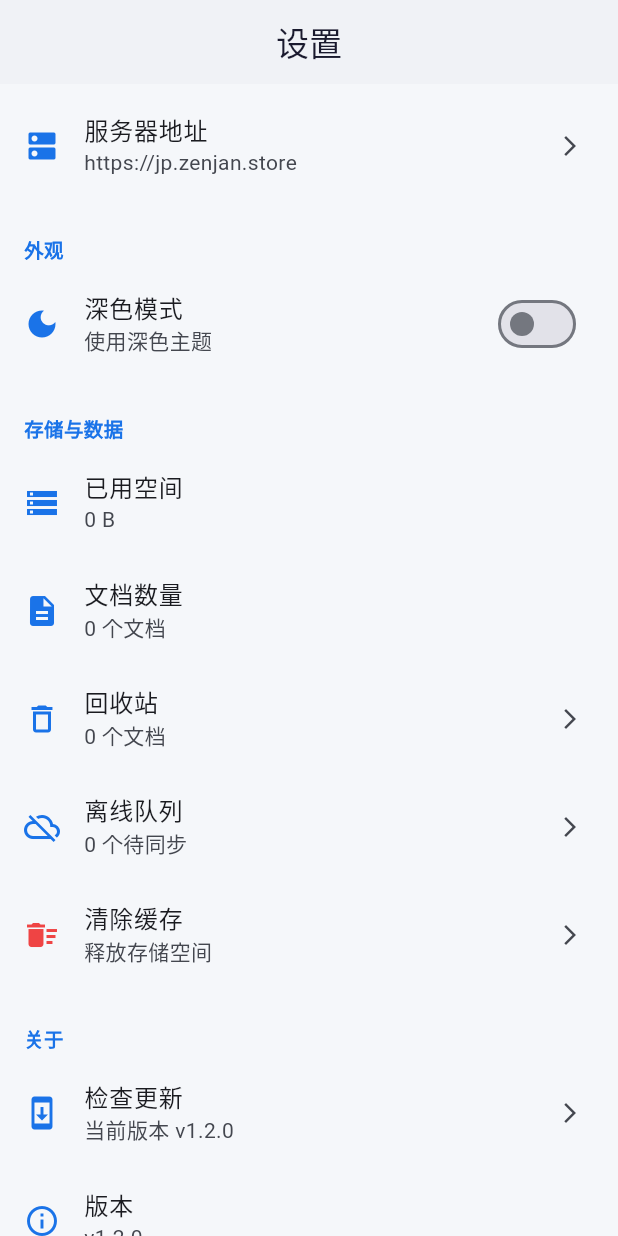
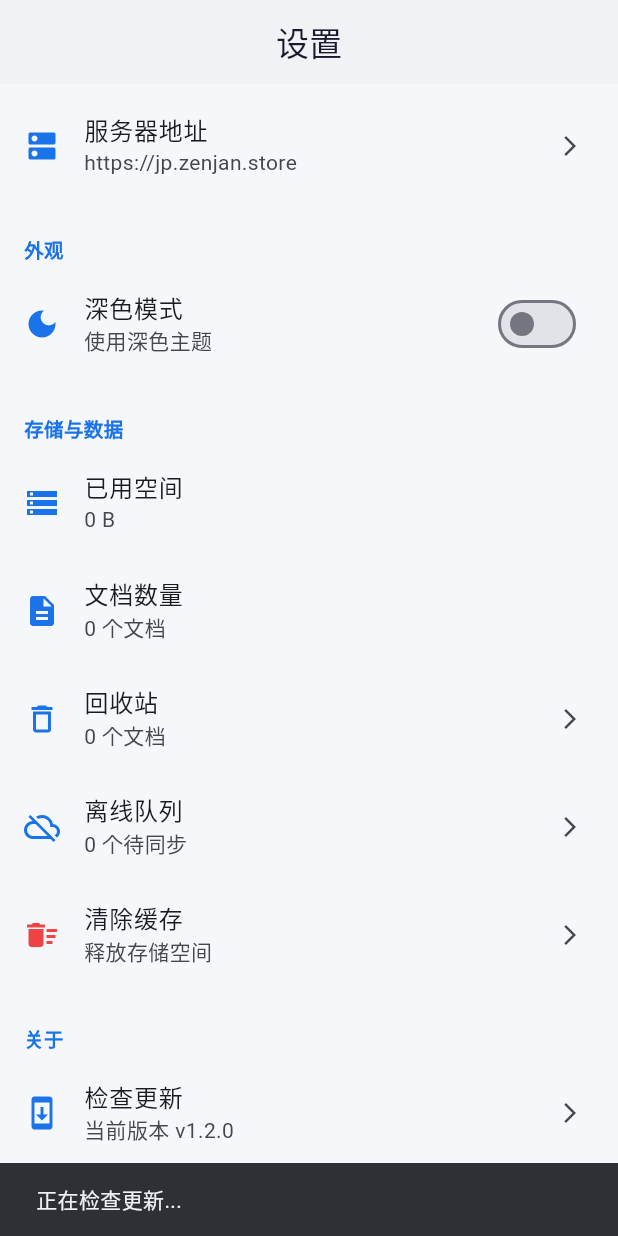
Before and after one commit to zenjan1/scanpdf, a Flutter app: the SettingsScreen screen opened by its route, scrolled down 576 dp, after a tap on "检查更新", on a phone screen of 412 x 824 dp. Run offline on Flutter 3.47's test engine with Material 3 defaults, Android fonts, the phone set to English and light mode, and no system bars; our stand-ins replace bloc, camera, dio, equatable, flutter_bloc, get_it and 9 more; missing offline and left inert: google_mlkit_text_recognition; accounts and stored records are empty; network calls fail.

Commit message:
fix: 修复检查更新功能无反馈问题
- 添加 BlocListener 监听更新状态
- 检查更新时显示进度提示
- 无更新时显示'当前已是最新版本'
- 更新失败时显示错误信息
- 版本号升级到 1.4.1

```diff
--- a/flutter_app/lib/features/settings/presentation/screens/settings_screen.dart
+++ b/flutter_app/lib/features/settings/presentation/screens/settings_screen.dart
@@ -105,11 +105,39 @@ class _SettingsScreenState extends State<SettingsScreen> {
 
   @override
   Widget build(BuildContext context) {
-    return Scaffold(
-      appBar: AppBar(
-        title: const Text('设置'),
-      ),
-      body: ListView(
+    return BlocListener<UpdateBloc, UpdateState>(
+      listener: (context, state) {
+        if (state is UpdateAvailable) {
+          showUpdateDialog(
+            context: context,
+            versionInfo: state.versionInfo,
+            forceUpdate: state.versionInfo.forceUpdate,
+            onUpdate: () {
+              context.read<UpdateBloc>().add(
+                    StartDownload(state.versionInfo.downloadUrl),
+                  );
+            },
+            onSkip: () {
+              context.read<UpdateBloc>().add(
+                    SkipVersion(state.versionInfo.version),
+                  );
+            },
+          );
+        } else if (state is UpdateNotAvailable) {
+          ScaffoldMessenger.of(context).showSnackBar(
+            const SnackBar(content: Text('当前已是最新版本')),
+          );
+        } else if (state is UpdateError) {
+          ScaffoldMessenger.of(context).showSnackBar(
+            SnackBar(content: Text(state.message)),
+          );
+        }
+      },
+      child: Scaffold(
+        appBar: AppBar(
+          title: const Text('设置'),
+        ),
+        body: ListView(
         children: [
           // Account Section
           _buildSectionHeader('账户'),
@@ -267,6 +295,7 @@ class _SettingsScreenState extends State<SettingsScreen> {
 
           const SizedBox(height: 32),
         ],
+      ),
       ),
     );
   }
@@ -813,6 +842,10 @@ class _SettingsScreenState extends State<SettingsScreen> {
   }
 
   void _checkForUpdate() {
+    final messenger = ScaffoldMessenger.of(context);
+    messenger.showSnackBar(
+      const SnackBar(content: Text('正在检查更新...')),
+    );
     context.read<UpdateBloc>().add(CheckForUpdate());
   }
 }
--- a/flutter_app/pubspec.yaml
+++ b/flutter_app/pubspec.yaml
@@ -1,7 +1,7 @@
 name: scanpdf
 description: A powerful document scanner app with OCR, PDF generation, and cloud sync. Inspired by CamScanner.
 publish_to: 'none'
-version: 1.4.0+6
+version: 1.4.1+7
 
 environment:
   sdk: '>=3.0.0 <4.0.0'
```
